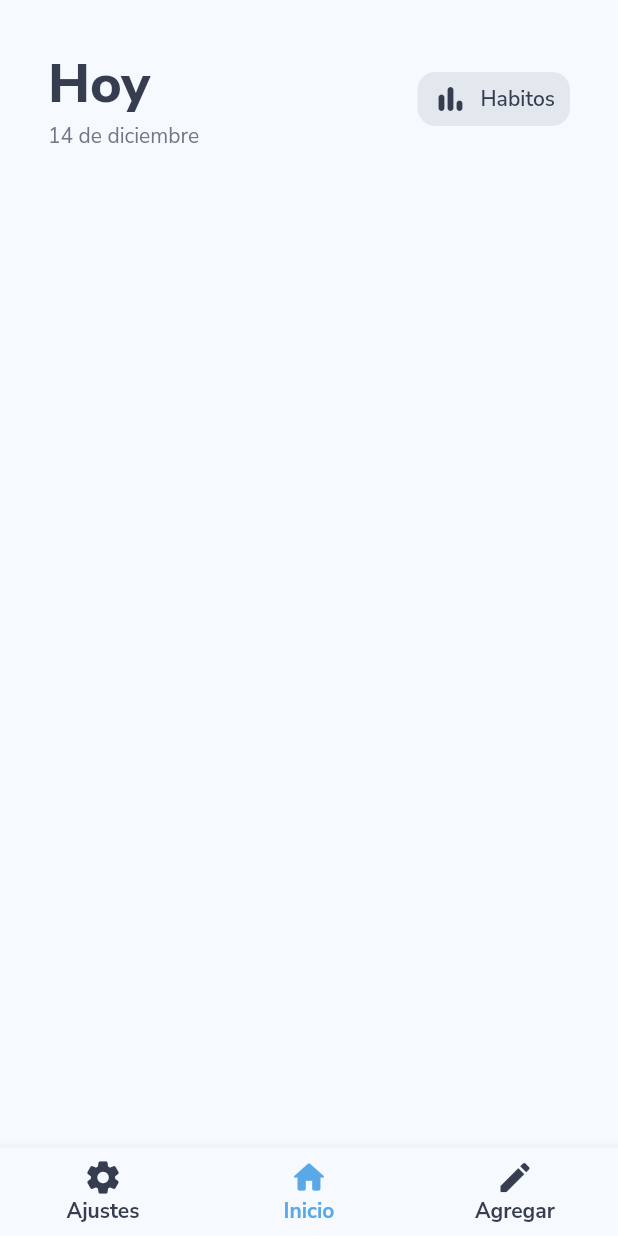
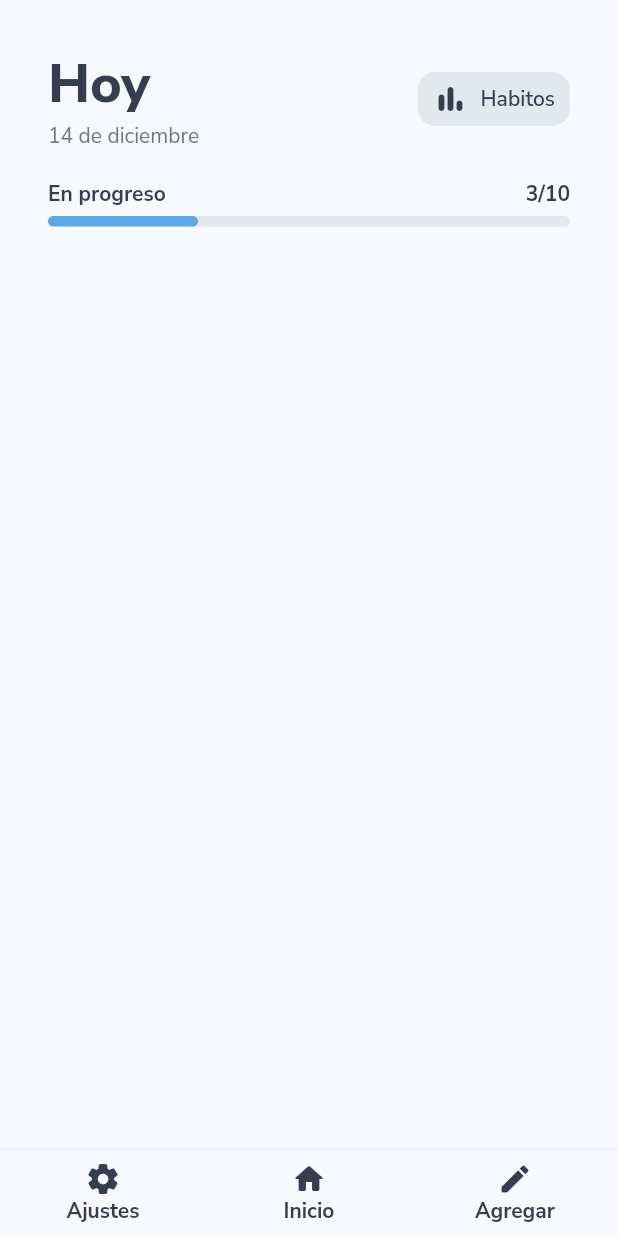
Before and after one commit to YerikAH/farm-habit, a Flutter app: the screen it shows after launch, item 2 of the bottom bar chosen, on a phone screen of 412 x 824 dp. Run offline on Flutter 3.47's test engine with Material 2 defaults, Android fonts, the phone set to English and light mode, and no system bars.

Commit message:
Dev: update project

```diff
--- a/lib/main.dart
+++ b/lib/main.dart
@@ -1,8 +1,14 @@
 import 'package:farm_habit/routes/app_routes.dart';
 import 'package:farm_habit/theme/app_theme.dart';
 import 'package:flutter/material.dart';
+import 'package:flutter/services.dart';
 
-void main() => runApp(const MyApp());
+void main() {
+    SystemChrome.setSystemUIOverlayStyle( const SystemUiOverlayStyle(
+      statusBarColor: Colors.transparent,
+      statusBarBrightness: Brightness.light));
+  runApp(const MyApp());
+}
 
 class MyApp extends StatelessWidget {
   const MyApp({super.key});
--- a/lib/screens/get_habit_screen.dart
+++ b/lib/screens/get_habit_screen.dart
@@ -66,6 +66,55 @@ class GetHabitScreen extends StatelessWidget {
             )
           ],
         ),
+        const SizedBox(
+          height: 20.0,
+        ),
+        Row(
+          mainAxisAlignment: MainAxisAlignment.spaceBetween,
+          children: const [
+            Text(
+              "En progreso",
+              style: TextStyle(
+                fontSize: 14.0,
+                fontWeight: FontWeight.w700,
+                fontFamily: "Nunito Sans",
+                color: AppTheme.black100
+              ),
+            ),
+            Text(
+              "3/10",
+              style: TextStyle(
+                fontSize: 14.0,
+                fontWeight: FontWeight.w700,
+                fontFamily: "Nunito Sans",
+                color: AppTheme.black100
+              ),
+            ),
+          ],
+        ),
+        const SizedBox(
+          height: 5.0,
+        ),
+        Stack(
+          children: [
+            Container(
+              width: double.infinity,
+              height: 7.0,
+              decoration: BoxDecoration(
+                borderRadius: BorderRadius.circular(20.0),
+                color: AppTheme.black10
+              ),
+            ),
+            Container(
+              width: 100.0,
+              height: 7.0,
+              decoration: BoxDecoration(
+              borderRadius: BorderRadius.circular(20.0),
+              color: AppTheme.sky100,
+              ),
+            )
+          ],
+        )
       ],
     );
   }
--- a/lib/screens/home_screen.dart
+++ b/lib/screens/home_screen.dart
@@ -22,9 +22,18 @@ class _HomeScreenState extends State<HomeScreen> {
     });
   }
 
-
   @override
   Widget build(BuildContext context) {
+    final List<Shadow> listShadows = [];
+    for (var i = 0; i < 10; i++) {
+      listShadows.add(
+        const Shadow(
+          color: AppTheme.black100,
+          blurRadius: 150,
+          offset: Offset(0, -5),
+        ),
+      );
+    }
     return Scaffold(
       body: SafeArea(
         child: Padding(
@@ -35,19 +44,22 @@ class _HomeScreenState extends State<HomeScreen> {
       bottomNavigationBar: BottomNavigationBar(
         backgroundColor: AppTheme.whiteSky,
         elevation: 5,
-        iconSize: 26.0,
+        iconSize: 24.0,
         unselectedItemColor:AppTheme.black100,
-        selectedLabelStyle:const TextStyle(
+        selectedLabelStyle: TextStyle(
           fontFamily: "Nunito Sans",
-          fontWeight: FontWeight.w700
-        ) ,
+          fontWeight: FontWeight.w700,
+          color:AppTheme.black100,
+          shadows: listShadows,
+        ),
+        selectedItemColor: AppTheme.black100,
         unselectedFontSize: 14.0,
         unselectedLabelStyle: const TextStyle(
           fontFamily: "Nunito Sans",
           color: AppTheme.black100,
-          fontWeight: FontWeight.w700
+          fontWeight: FontWeight.w700,
         ),
-        fixedColor: AppTheme.sky100,
+
         items: const [
           BottomNavigationBarItem(
             icon: Icon(Icons.settings_rounded, ),
```
